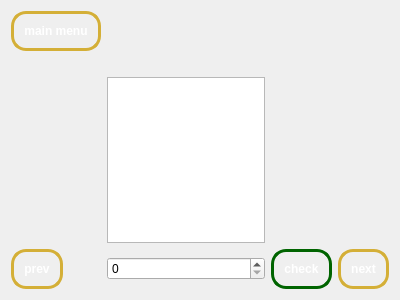
This is learn_widget.ui in owenharvey78/blackjack-learning-game as Qt 5 draws it before an edit. The edited form follows.
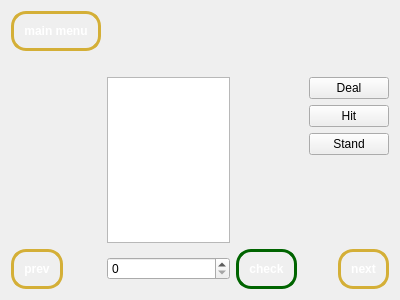
This is the edited form.

Patch:
```diff
--- a/learn_widget.ui
+++ b/learn_widget.ui
@@ -173,6 +173,31 @@
    <item row="2" column="1">
     <widget class="QGraphicsView" name="graphicsView"/>
    </item>
+   <item row="2" column="3">
+    <layout class="QFormLayout" name="formLayout">
+     <item row="0" column="1">
+      <widget class="QPushButton" name="practiceDealButton">
+       <property name="text">
+        <string>Deal</string>
+       </property>
+      </widget>
+     </item>
+     <item row="1" column="1">
+      <widget class="QPushButton" name="practiceHitButton">
+       <property name="text">
+        <string>Hit</string>
+       </property>
+      </widget>
+     </item>
+     <item row="2" column="1">
+      <widget class="QPushButton" name="practiceStandButton">
+       <property name="text">
+        <string>Stand</string>
+       </property>
+      </widget>
+     </item>
+    </layout>
+   </item>
   </layout>
  </widget>
  <resources/>
```
